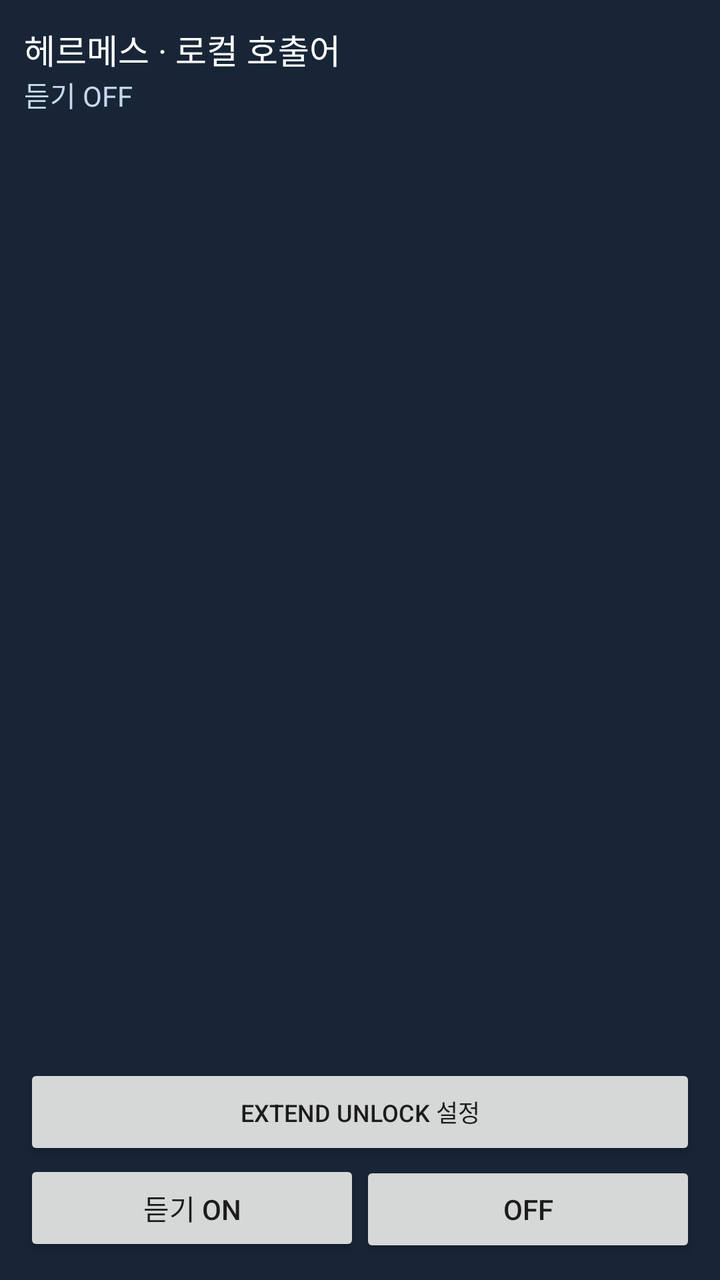
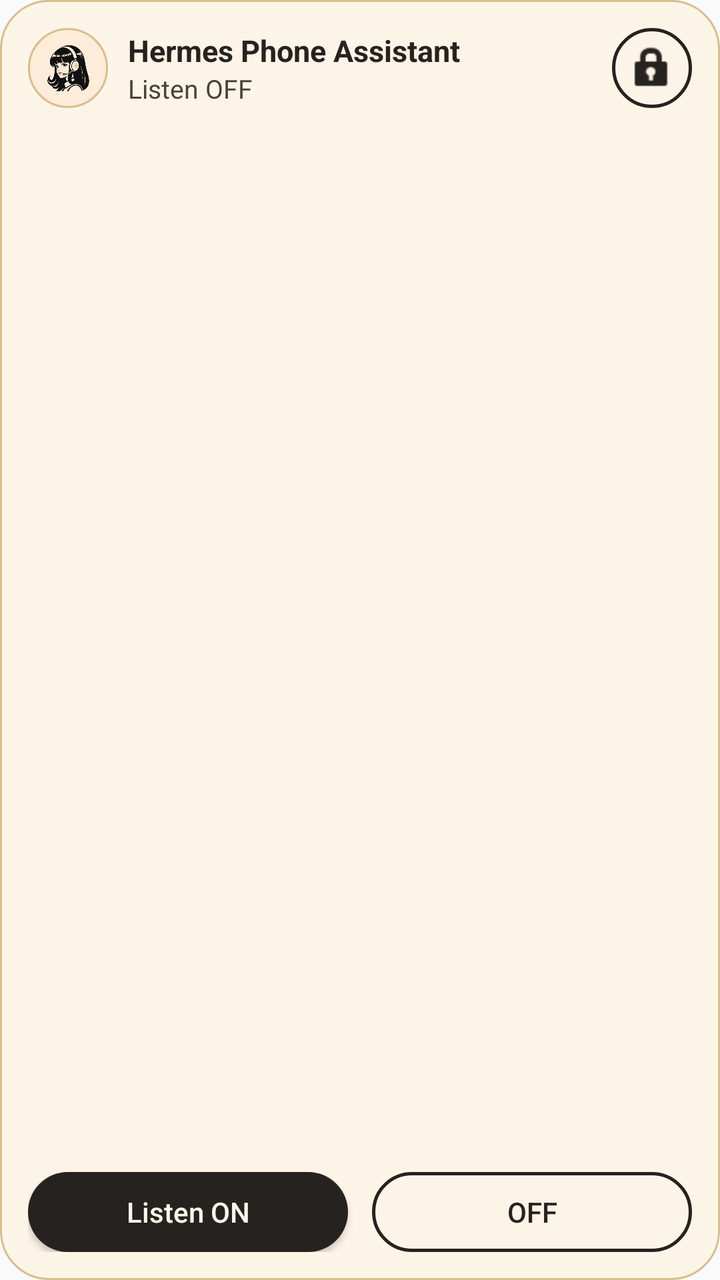

The first picture is an Android layout as it rendered before a commit; the second is the same layout after the commit. The layout source and the unified diff follow.
<!-- AndroidManifest.xml: application theme Theme.MistConnect -->
<!-- res/layout/voice_widget.xml -->
<LinearLayout xmlns:android="http://schemas.android.com/apk/res/android" android:layout_width="match_parent" android:layout_height="match_parent" android:orientation="vertical" android:padding="12dp" android:background="#172536">
<TextView android:layout_width="match_parent" android:layout_height="wrap_content" android:text="헤르메스 · 로컬 호출어" android:textColor="#FFFFFF" android:textSize="17sp"/>
<TextView android:id="@+id/voice_state" android:layout_width="match_parent" android:layout_height="0dp" android:layout_weight="1" android:text="듣기 OFF" android:textColor="#C6D8EE" android:maxLines="2"/>
<TextView android:id="@+id/voice_lock_state" android:layout_width="match_parent" android:layout_height="wrap_content" android:textColor="#A7E8D4" android:textSize="12sp" android:maxLines="2"/>
<Button android:id="@+id/voice_lock_settings" android:layout_width="match_parent" android:layout_height="48dp" android:text="Extend Unlock 설정" android:textSize="12sp"/>
<LinearLayout android:layout_width="match_parent" android:layout_height="wrap_content" android:orientation="horizontal">
<Button android:id="@+id/voice_on" android:layout_width="0dp" android:layout_weight="1" android:layout_height="48dp" android:text="듣기 ON"/>
<Button android:id="@+id/voice_off" android:layout_width="0dp" android:layout_weight="1" android:layout_height="48dp" android:text="OFF"/>
</LinearLayout></LinearLayout>
<!-- resources referenced by this layout -->
<resources>
  <style name="Theme.MistConnect" parent="android:Theme.Material.Light.NoActionBar" />
</resources>

<!-- the commit's change to res/layout/voice_widget.xml (unified diff, before → after) -->
@@ -1,9 +1,103 @@
-<LinearLayout xmlns:android="http://schemas.android.com/apk/res/android" android:layout_width="match_parent" android:layout_height="match_parent" android:orientation="vertical" android:padding="12dp" android:background="#172536">
-<TextView android:layout_width="match_parent" android:layout_height="wrap_content" android:text="헤르메스 · 로컬 호출어" android:textColor="#FFFFFF" android:textSize="17sp"/>
-<TextView android:id="@+id/voice_state" android:layout_width="match_parent" android:layout_height="0dp" android:layout_weight="1" android:text="듣기 OFF" android:textColor="#C6D8EE" android:maxLines="2"/>
-<TextView android:id="@+id/voice_lock_state" android:layout_width="match_parent" android:layout_height="wrap_content" android:textColor="#A7E8D4" android:textSize="12sp" android:maxLines="2"/>
-<Button android:id="@+id/voice_lock_settings" android:layout_width="match_parent" android:layout_height="48dp" android:text="Extend Unlock 설정" android:textSize="12sp"/>
-<LinearLayout android:layout_width="match_parent" android:layout_height="wrap_content" android:orientation="horizontal">
-<Button android:id="@+id/voice_on" android:layout_width="0dp" android:layout_weight="1" android:layout_height="48dp" android:text="듣기 ON"/>
-<Button android:id="@+id/voice_off" android:layout_width="0dp" android:layout_weight="1" android:layout_height="48dp" android:text="OFF"/>
-</LinearLayout></LinearLayout>
+<?xml version="1.0" encoding="utf-8"?>
+<LinearLayout xmlns:android="http://schemas.android.com/apk/res/android"
+    android:layout_width="match_parent"
+    android:layout_height="match_parent"
+    android:orientation="vertical"
+    android:padding="14dp"
+    android:background="@drawable/widget_card">
+
+    <LinearLayout
+        android:layout_width="match_parent"
+        android:layout_height="wrap_content"
+        android:orientation="horizontal"
+        android:gravity="center_vertical">
+
+        <ImageView
+            android:layout_width="40dp"
+            android:layout_height="40dp"
+            android:padding="2dp"
+            android:background="@drawable/widget_icon_circle"
+            android:src="@drawable/nous_girl_icon_fg"
+            android:scaleType="centerCrop"
+            android:importantForAccessibility="no" />
+
+        <LinearLayout
+            android:layout_width="0dp"
+            android:layout_height="wrap_content"
+            android:layout_weight="1"
+            android:layout_marginStart="10dp"
+            android:orientation="vertical">
+
+            <TextView
+                android:layout_width="match_parent"
+                android:layout_height="wrap_content"
+                android:text="@string/widget_title"
+                android:textColor="#26221F"
+                android:textSize="15sp"
+                android:textStyle="bold"
+                android:maxLines="1"
+                android:ellipsize="end" />
+
+            <TextView
+                android:id="@+id/voice_state"
+                android:layout_width="match_parent"
+                android:layout_height="wrap_content"
+                android:text="@string/action_listen_off"
+                android:textColor="#4A4139"
+                android:textSize="13sp"
+                android:maxLines="2"
+                android:ellipsize="end" />
+        </LinearLayout>
+
+        <ImageButton
+            android:id="@+id/voice_lock_settings"
+            android:layout_width="40dp"
+            android:layout_height="40dp"
+            android:background="@drawable/widget_button_secondary"
+            android:src="@android:drawable/ic_lock_idle_lock"
+            android:tint="#26221F"
+            android:contentDescription="@string/widget_lock_settings" />
+    </LinearLayout>
+
+    <TextView
+        android:id="@+id/voice_lock_state"
+        android:layout_width="match_parent"
+        android:layout_height="0dp"
+        android:layout_weight="1"
+        android:layout_marginTop="6dp"
+        android:textColor="#6B5F52"
+        android:textSize="12sp"
+        android:maxLines="2"
+        android:ellipsize="end" />
+
+    <LinearLayout
+        android:layout_width="match_parent"
+        android:layout_height="wrap_content"
+        android:layout_marginTop="8dp"
+        android:orientation="horizontal">
+
+        <Button
+            android:id="@+id/voice_on"
+            android:layout_width="0dp"
+            android:layout_height="40dp"
+            android:layout_weight="1"
+            android:layout_marginEnd="6dp"
+            android:background="@drawable/widget_button_primary"
+            android:text="@string/widget_listen_on"
+            android:textAllCaps="false"
+            android:textColor="#FFF7EB"
+            android:textSize="14sp" />
+
+        <Button
+            android:id="@+id/voice_off"
+            android:layout_width="0dp"
+            android:layout_height="40dp"
+            android:layout_weight="1"
+            android:layout_marginStart="6dp"
+            android:background="@drawable/widget_button_secondary"
+            android:text="@string/widget_listen_off"
+            android:textAllCaps="false"
+            android:textColor="#26221F"
+            android:textSize="14sp" />
+    </LinearLayout>
+</LinearLayout>
<!-- resource entries referenced after the edit -->
@@ -1,5 +1,37 @@
 <!-- resources referenced by this layout -->
 <resources>
+  <!-- drawable nous_girl_icon_fg: png bitmap (drawable-nodpi, 72397 bytes) -->
+  <!-- drawable widget_button_primary (drawable) -->
+  <?xml version="1.0" encoding="utf-8"?>
+  <shape xmlns:android="http://schemas.android.com/apk/res/android" android:shape="rectangle">
+      <solid android:color="#26221F" />
+      <corners android:radius="20dp" />
+  </shape>
+  <!-- drawable widget_button_secondary (drawable) -->
+  <?xml version="1.0" encoding="utf-8"?>
+  <shape xmlns:android="http://schemas.android.com/apk/res/android" android:shape="rectangle">
+      <solid android:color="#00000000" />
+      <stroke android:width="1.5dp" android:color="#26221F" />
+      <corners android:radius="20dp" />
+  </shape>
+  <!-- drawable widget_card (drawable) -->
+  <?xml version="1.0" encoding="utf-8"?>
+  <shape xmlns:android="http://schemas.android.com/apk/res/android" android:shape="rectangle">
+      <solid android:color="#FDF4E8" />
+      <stroke android:width="1dp" android:color="#D9BE8C" />
+      <corners android:radius="24dp" />
+  </shape>
+  <!-- drawable widget_icon_circle (drawable) -->
+  <?xml version="1.0" encoding="utf-8"?>
+  <shape xmlns:android="http://schemas.android.com/apk/res/android" android:shape="oval">
+      <solid android:color="#FCECD9" />
+      <stroke android:width="1dp" android:color="#D9BE8C" />
+  </shape>
+  <string name="action_listen_off">Listen OFF</string>
+  <string name="widget_listen_off">OFF</string>
+  <string name="widget_listen_on">Listen ON</string>
+  <string name="widget_lock_settings">Extend Unlock settings</string>
+  <string name="widget_title">Hermes Phone Assistant</string>
   <style name="Theme.MistConnect" parent="android:Theme.Material.Light.NoActionBar" />
 </resources>
 
